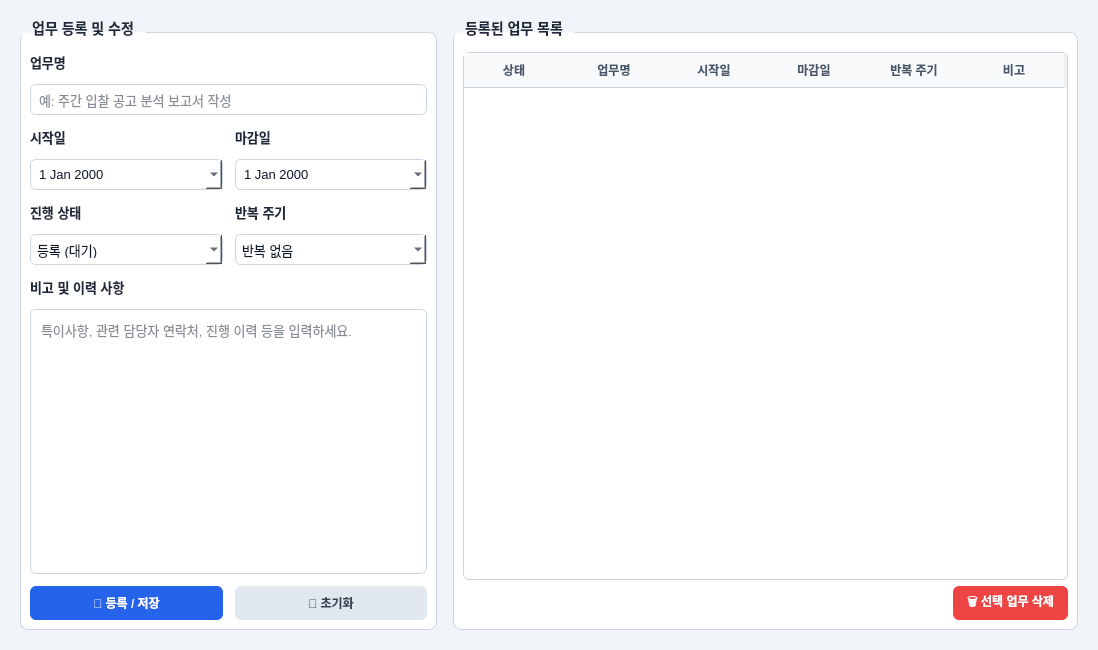
MHJO/FairyqualityTime, file ui/work_manager.ui: the form before one commit.
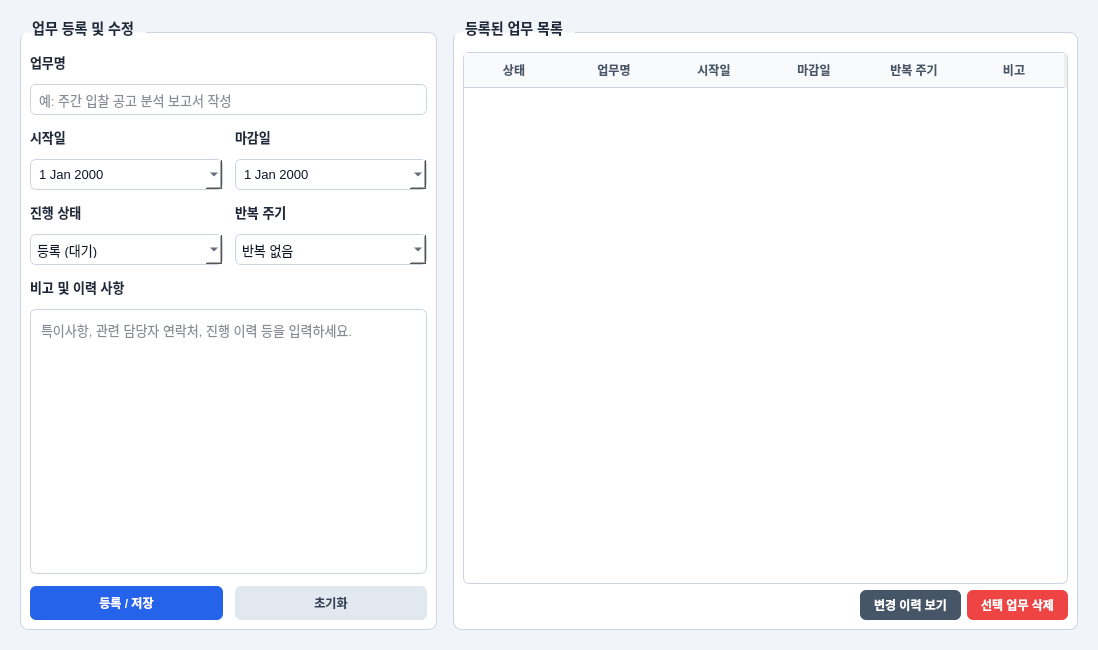
The form after the commit.

Commit message: 업무관리 기능 추가중

```diff
--- a/ui/work_manager.ui
+++ b/ui/work_manager.ui
@@ -250,7 +250,7 @@
            <string notr="true">background-color: #2563eb; color: white; font-weight: bold; padding: 8px; border-radius: 6px;</string>
           </property>
           <property name="text">
-           <string>💾 등록 / 저장</string>
+           <string>등록 / 저장</string>
           </property>
          </widget>
         </item>
@@ -260,7 +260,7 @@
            <string notr="true">background-color: #e2e8f0; color: #334155; font-weight: bold; padding: 8px; border-radius: 6px;</string>
           </property>
           <property name="text">
-           <string>🔄 초기화</string>
+           <string>초기화</string>
           </property>
          </widget>
         </item>
@@ -279,6 +279,18 @@
        <layout class="QVBoxLayout" name="vbox_table">
         <item>
          <widget class="QTableWidget" name="table_works">
+          <property name="frameShape">
+           <enum>QFrame::StyledPanel</enum>
+          </property>
+          <property name="frameShadow">
+           <enum>QFrame::Sunken</enum>
+          </property>
+          <property name="verticalScrollBarPolicy">
+           <enum>Qt::ScrollBarAsNeeded</enum>
+          </property>
+          <property name="sizeAdjustPolicy">
+           <enum>QAbstractScrollArea::AdjustToContents</enum>
+          </property>
           <property name="editTriggers">
            <set>QAbstractItemView::NoEditTriggers</set>
           </property>
@@ -320,6 +332,8 @@
         <item>
          <layout class="QHBoxLayout" name="hbox_list_btns">
           <item>
+           <layout class="QHBoxLayout" name="hbox_list_btns">
+            <item>
            <spacer name="spacer_list">
             <property name="orientation">
              <enum>Qt::Horizontal</enum>
@@ -332,15 +346,27 @@
             </property>
            </spacer>
           </item>
+            <item>
+             <widget class="QPushButton" name="btn_history">
+              <property name="styleSheet">
+               <string notr="true">background-color: #475569; color: white; font-weight: bold; padding: 6px 14px; border-radius: 6px;</string>
+              </property>
+              <property name="text">
+               <string>변경 이력 보기</string>
+              </property>
+             </widget>
+            </item>
           <item>
            <widget class="QPushButton" name="btn_delete">
             <property name="styleSheet">
              <string notr="true">background-color: #ef4444; color: white; font-weight: bold; padding: 6px 14px; border-radius: 6px;</string>
             </property>
             <property name="text">
-             <string>🗑️ 선택 업무 삭제</string>
-            </property>
-           </widget>
+               <string>선택 업무 삭제</string>
+              </property>
+             </widget>
+            </item>
+           </layout>
           </item>
          </layout>
         </item>
```
Lines whose indentation alone changed are shown as unchanged. The commit also changes 3 other files.
